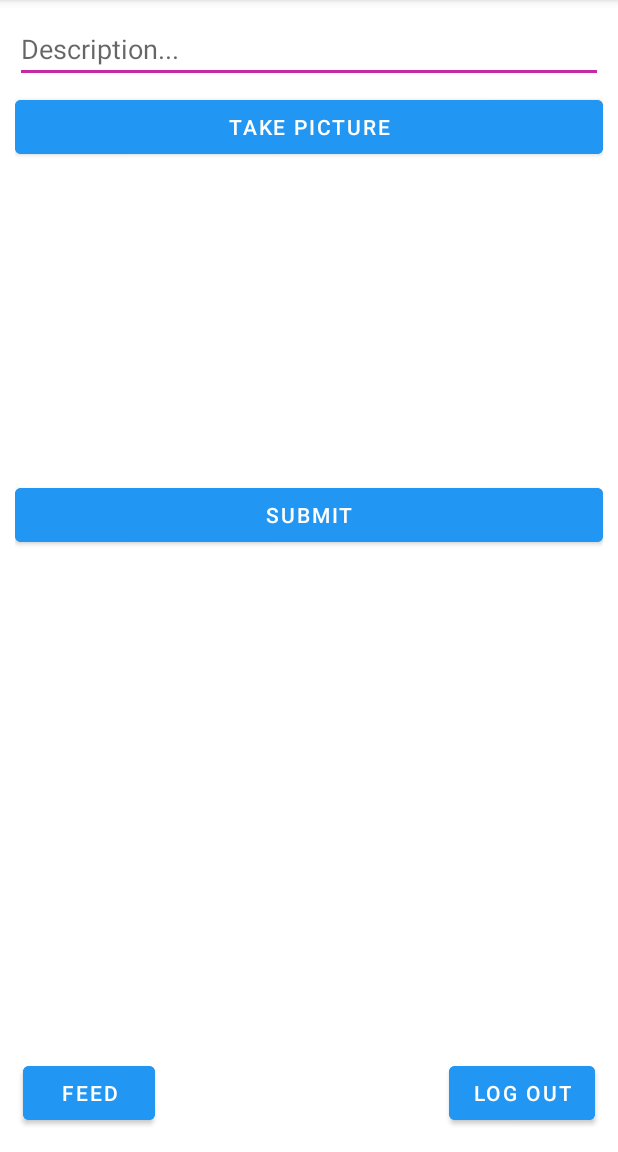
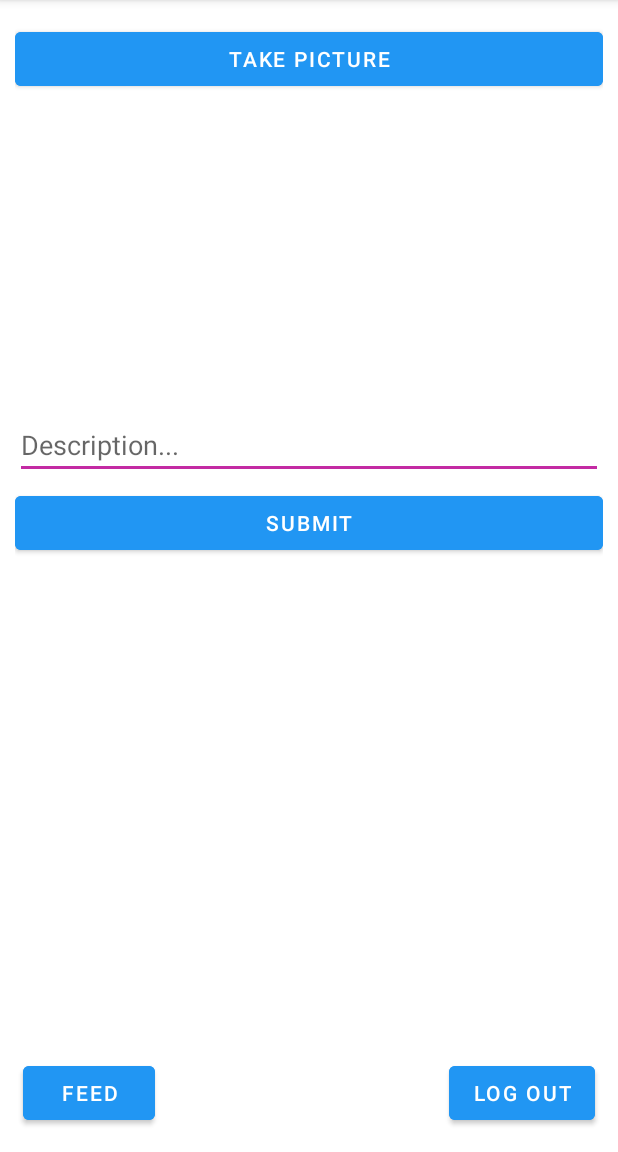
Before and after one commit to eugeniafeng/Instagram, an Android app: the ComposeActivity screen opened directly, with no data from a screen before it, on a phone screen of 412 x 824 dp, the part 84-1236 px from its top. Run offline under Robolectric (Android 15) with nearby library versions, the phone set to English and light mode, and no system bars; libraries missing offline, so code that uses them is left out: com.parse.

Commit message:
Styling compose activity

```diff
--- a/app/src/main/res/layout/activity_compose.xml
+++ b/app/src/main/res/layout/activity_compose.xml
@@ -8,17 +8,11 @@
     android:padding="10dp"
     tools:context=".activities.ComposeActivity">
 
-    <EditText
-        android:id="@+id/etDescription"
-        android:layout_width="match_parent"
-        android:layout_height="wrap_content"
-        android:hint="@string/description" />
-
     <Button
         android:id="@+id/btnCaptureImage"
         android:layout_width="match_parent"
         android:layout_height="wrap_content"
-        android:layout_below="@id/etDescription"
+        android:layout_alignParentTop="true"
         android:layout_marginTop="5dp"
         android:backgroundTint="@color/button"
         android:textColor="@color/white"
@@ -32,11 +26,19 @@
         android:layout_marginTop="5dp"
         tools:srcCompat="@tools:sample/avatars" />
 
+    <EditText
+        android:id="@+id/etDescription"
+        android:layout_width="match_parent"
+        android:layout_height="wrap_content"
+        android:layout_below="@id/ivPostImage"
+        android:layout_marginTop="5dp"
+        android:hint="@string/description" />
+
     <Button
         android:id="@+id/btnSubmit"
         android:layout_width="match_parent"
         android:layout_height="wrap_content"
-        android:layout_below="@id/ivPostImage"
+        android:layout_below="@id/etDescription"
         android:backgroundTint="@color/button"
         android:textColor="@color/white"
         android:layout_marginTop="5dp"
```
